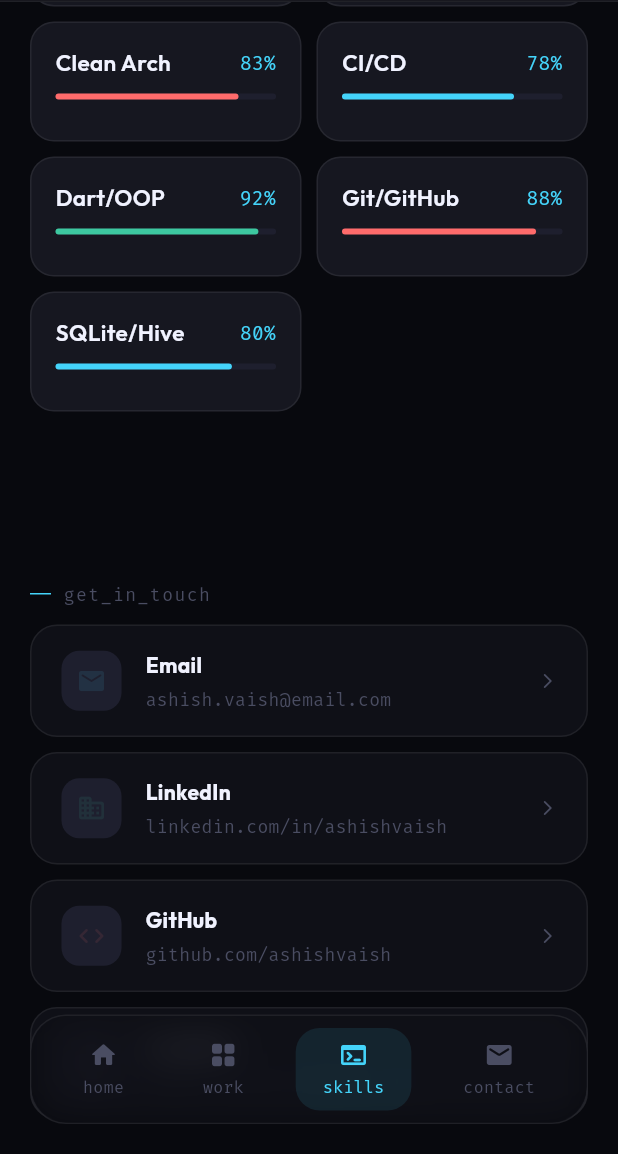
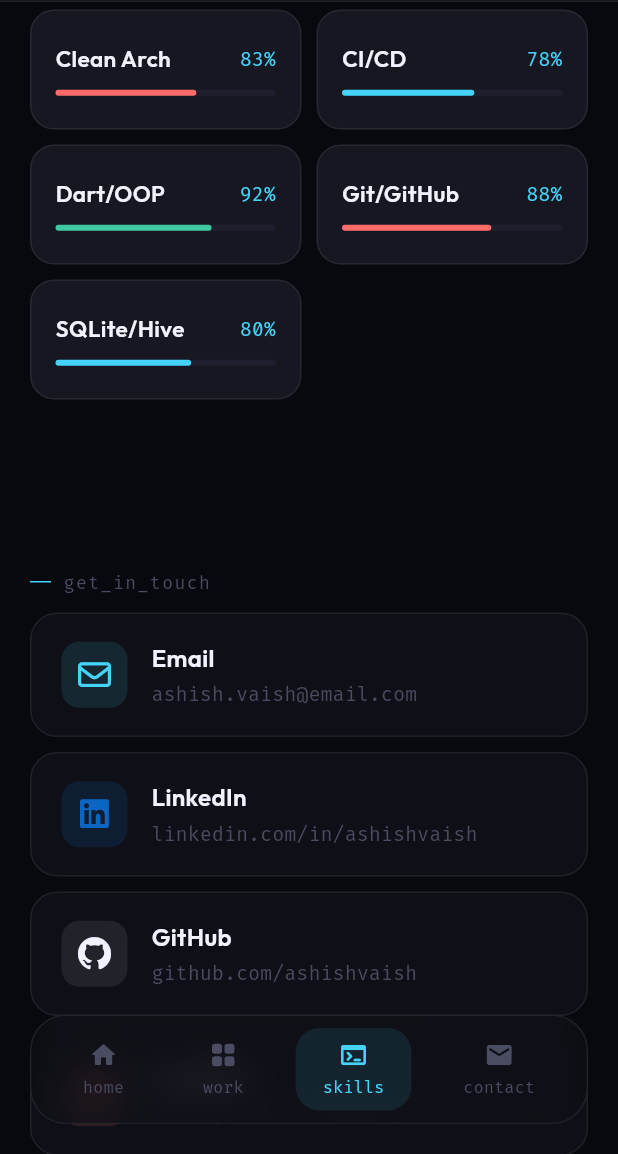
Before and after one commit to ash-vaish/ash_portfolio, a Flutter app: the screen it shows after launch, scrolled down 1728 dp, on a phone screen of 412 x 824 dp, the part 82-1236 px from its top. Run offline on Flutter 3.47's test engine with Material 3 defaults, Android fonts, the light colour scheme and no system bars; our stand-ins replace font_awesome_flutter, google_fonts.

Commit message:
feat: implement scroll-driven animations and UI refinements
Introduced scroll-triggered animations for the skills section and updated various UI components with improved layouts and iconography.

General:
- Implemented `_skillsAnimationController` in `PortfolioPage` to trigger skill bar animations when the section scrolls into view.
- Added `font_awesome_flutter` dependency for brand-specific icons.
- Updated `DesktopLayout` and `MobileLayout` to pass the animation controller to the `SkillsPage`.

UI Components:
- `SkillCard`: Added `AnimatedBuilder` support to animate progress bars from 0 to their target percentage.
- `ContactItem`: Replaced standard icons with `FontAwesomeIcons` and implemented a dynamic color mapping system for different contact types (Email, LinkedIn, GitHub, Location).
- `ProjectTile`: Refined layout with fixed height, adjusted spacing, and a wrapping badge system for platform tags (App Store, Play Store).
- `MetricCard`: Standardized sizing and typography for better consistency across desktop and mobile.

Layout & Styling:
- Converted several `GridView.count` and `Column` lists to `GridView.builder` and `ListView.separated` for better performance and spacing control.
- Adjusted padding, border radii, and background colors across cards for a more polished aesthetic.
- Optimized responsive constraints for project and contact grids.

```diff
--- a/lib/layouts/mobile_layout.dart
+++ b/lib/layouts/mobile_layout.dart
@@ -17,6 +17,7 @@ class MobileLayout extends StatelessWidget {
   final GlobalKey workKey;
   final GlobalKey skillsKey;
   final GlobalKey contactKey;
+  final AnimationController skillsAnimationController;
 
   const MobileLayout({
     super.key,
@@ -27,6 +28,7 @@ class MobileLayout extends StatelessWidget {
     required this.workKey,
     required this.skillsKey,
     required this.contactKey,
+    required this.skillsAnimationController,
   });
 
   @override
@@ -86,7 +88,11 @@ class MobileLayout extends StatelessWidget {
           children: [
             HomePage(key: homeKey, isDesktop: false),
             WorkPage(key: workKey, isDesktop: false),
-            SkillsPage(key: skillsKey, isDesktop: false),
+            SkillsPage(
+              key: skillsKey,
+              isDesktop: false,
+              animationController: skillsAnimationController,
+            ),
             ContactPage(key: contactKey, isDesktop: false),
             const SizedBox(height: 100), // Extra space for bottom nav
           ],
--- a/lib/pages/contact_page.dart
+++ b/lib/pages/contact_page.dart
@@ -23,20 +23,33 @@ class ContactPage extends StatelessWidget {
   }
 
   Widget _buildDesktop() {
-    return GridView.count(
+    return GridView.builder(
       shrinkWrap: true,
       physics: const NeverScrollableScrollPhysics(),
-      crossAxisCount: 2,
-      crossAxisSpacing: 10,
-      mainAxisSpacing: 10,
-      mainAxisExtent: 90,
-      children: PortfolioData.contacts.map((c) => ContactItem(data: c, isDesktop: true)).toList(),
+      gridDelegate: const SliverGridDelegateWithFixedCrossAxisCount(
+        crossAxisCount: 2,
+        crossAxisSpacing: 10,
+        mainAxisSpacing: 10,
+        mainAxisExtent: 80, // Compact height
+      ),
+      itemCount: PortfolioData.contacts.length,
+      itemBuilder: (context, index) => ContactItem(
+        data: PortfolioData.contacts[index],
+        isDesktop: true,
+      ),
     );
   }
 
   Widget _buildMobile() {
-    return Column(
-      children: PortfolioData.contacts.map((c) => ContactItem(data: c)).toList(),
+    return ListView.separated(
+      shrinkWrap: true,
+      physics: const NeverScrollableScrollPhysics(),
+      itemCount: PortfolioData.contacts.length,
+      separatorBuilder: (context, index) => const SizedBox(height: 10),
+      itemBuilder: (context, index) => ContactItem(
+        data: PortfolioData.contacts[index],
+        isDesktop: false,
+      ),
     );
   }
 }
--- a/lib/pages/skills_page.dart
+++ b/lib/pages/skills_page.dart
@@ -5,7 +5,8 @@ import '../data/portfolio_data.dart';
 
 class SkillsPage extends StatelessWidget {
   final bool isDesktop;
-  const SkillsPage({super.key, this.isDesktop = false});
+  final AnimationController? animationController;
+  const SkillsPage({super.key, this.isDesktop = false, this.animationController});
 
   @override
   Widget build(BuildContext context) {
@@ -27,7 +28,17 @@ class SkillsPage extends StatelessWidget {
             ),
             itemCount: PortfolioData.skills.length,
             itemBuilder: (context, index) {
-              return SkillCard(skill: PortfolioData.skills[index]);
+              return SkillCard(
+                skill: PortfolioData.skills[index],
+                animation: animationController != null
+                    ? Tween<double>(begin: 0.0, end: PortfolioData.skills[index].pct / 100).animate(
+                        CurvedAnimation(
+                          parent: animationController!,
+                          curve: Curves.easeOut,
+                        ),
+                      )
+                    : null,
+              );
             },
           ),
         ),
--- a/lib/portfolio_page.dart
+++ b/lib/portfolio_page.dart
@@ -9,7 +9,7 @@ class PortfolioPage extends StatefulWidget {
   State<PortfolioPage> createState() => _PortfolioPageState();
 }
 
-class _PortfolioPageState extends State<PortfolioPage> {
+class _PortfolioPageState extends State<PortfolioPage> with SingleTickerProviderStateMixin {
   final ScrollController _scrollController = ScrollController();
   int _activeTab = 0;
 
@@ -20,17 +20,25 @@ class _PortfolioPageState extends State<PortfolioPage> {
 
   late List<GlobalKey> _keys;
 
+  late AnimationController _skillsAnimationController;
+  bool _skillsAnimated = false;
+
   @override
   void initState() {
     super.initState();
     _keys = [_homeKey, _workKey, _skillsKey, _contactKey];
     _scrollController.addListener(_onScroll);
+    _skillsAnimationController = AnimationController(
+      vsync: this,
+      duration: const Duration(milliseconds: 1200),
+    );
   }
 
   @override
   void dispose() {
     _scrollController.removeListener(_onScroll);
     _scrollController.dispose();
+    _skillsAnimationController.dispose();
     super.dispose();
   }
 
@@ -76,6 +84,20 @@ class _PortfolioPageState extends State<PortfolioPage> {
         _activeTab = newActiveTab;
       });
     }
+
+    // Skills animation logic
+    if (!_skillsAnimated) {
+      final skillsContext = _skillsKey.currentContext;
+      if (skillsContext != null) {
+        final renderBox = skillsContext.findRenderObject() as RenderBox?;
+        final position = renderBox?.localToGlobal(Offset.zero);
+        final screenHeight = MediaQuery.of(context).size.height;
+        if (position != null && position.dy < screenHeight) {
+          _skillsAnimated = true;
+          _skillsAnimationController.forward();
+        }
+      }
+    }
   }
 
   void _scrollToSection(int index) async {
@@ -111,6 +133,7 @@ class _PortfolioPageState extends State<PortfolioPage> {
             workKey: _workKey,
             skillsKey: _skillsKey,
             contactKey: _contactKey,
+            skillsAnimationController: _skillsAnimationController,
           );
         } else {
           return DesktopLayout(
@@ -121,6 +144,7 @@ class _PortfolioPageState extends State<PortfolioPage> {
             workKey: _workKey,
             skillsKey: _skillsKey,
             contactKey: _contactKey,
+            skillsAnimationController: _skillsAnimationController,
           );
         }
       },
--- a/lib/widgets/contact_item.dart
+++ b/lib/widgets/contact_item.dart
@@ -1,5 +1,6 @@
 import 'package:flutter/material.dart';
 import 'package:google_fonts/google_fonts.dart';
+import 'package:font_awesome_flutter/font_awesome_flutter.dart';
 import '../theme/app_colors.dart';
 import '../data/portfolio_data.dart';
 
@@ -17,14 +18,12 @@ class _ContactItemState extends State<ContactItem> {
 
   @override
   Widget build(BuildContext context) {
-    return Padding(
-      padding: const EdgeInsets.only(bottom: 10.0),
-      child: MouseRegion(
+    return MouseRegion(
       onEnter: (_) => setState(() => isHovered = true),
       onExit: (_) => setState(() => isHovered = false),
       child: AnimatedContainer(
         duration: const Duration(milliseconds: 200),
-          padding: const EdgeInsets.symmetric(horizontal: 20, vertical: 16),
+        padding: const EdgeInsets.symmetric(horizontal: 20, vertical: 18),
         decoration: BoxDecoration(
           color: AppColors.surface1,
           borderRadius: BorderRadius.circular(18),
@@ -36,17 +35,17 @@ class _ContactItemState extends State<ContactItem> {
         child: Row(
           children: [
             Container(
-                width: 40,
-                height: 40,
+              width: 44,
+              height: 44,
               decoration: BoxDecoration(
-                  color: AppColors.surface3,
+                color: _getIconBgColor(widget.data.label),
                 borderRadius: BorderRadius.circular(12),
               ),
               alignment: Alignment.center,
-                child: Icon(
-                  widget.data.icon,
-                  size: 20,
-                  color: widget.data.iconBg,
+              child: FaIcon(
+                _getIcon(widget.data.label),
+                size: 22,
+                color: _getIconColor(widget.data.label),
               ),
             ),
             const SizedBox(width: 16),
@@ -57,33 +56,71 @@ class _ContactItemState extends State<ContactItem> {
                 children: [
                   Text(
                     widget.data.label,
-                      style: TextStyle(
-                        color: AppColors.textPrimary,
-                        fontSize: widget.isDesktop ? 16 : 14,
-                        fontWeight: FontWeight.bold,
+                    style: const TextStyle(
+                      color: Color(0xFFF0F2FF),
+                      fontSize: 16,
+                      fontWeight: FontWeight.w600,
                     ),
                   ),
-                    const SizedBox(height: 4),
+                  const SizedBox(height: 3),
                   Text(
                     widget.data.value,
                     style: GoogleFonts.firaCode(
                       color: AppColors.textMuted,
-                        fontSize: widget.isDesktop ? 13 : 12,
+                      fontSize: 13,
                     ),
                   ),
                 ],
               ),
             ),
-              if (!widget.isDesktop)
-                const Icon(
-                  Icons.arrow_forward_ios_rounded,
-                  color: AppColors.textMuted,
-                  size: 12,
-                ),
           ],
-          ),
         ),
       ),
     );
   }
+
+  IconData _getIcon(String label) {
+    switch (label.toLowerCase()) {
+      case 'email':
+        return FontAwesomeIcons.envelope;
+      case 'linkedin':
+        return FontAwesomeIcons.linkedin;
+      case 'github':
+        return FontAwesomeIcons.github;
+      case 'location':
+        return FontAwesomeIcons.locationDot;
+      default:
+        return FontAwesomeIcons.question;
     }
+  }
+
+  Color _getIconColor(String label) {
+    switch (label.toLowerCase()) {
+      case 'email':
+        return const Color(0xFF44D4FA);
+      case 'linkedin':
+        return const Color(0xFF0A66C2);
+      case 'github':
+        return const Color(0xFFF0F2FF);
+      case 'location':
+        return const Color(0xFFFF6B6B);
+      default:
+        return Colors.white;
+    }
+  }
+
+  Color _getIconBgColor(String label) {
+    switch (label.toLowerCase()) {
+      case 'email':
+        return const Color(0xFF44D4FA).withValues(alpha: 0.12);
+      case 'linkedin':
+        return const Color(0xFF0A66C2).withValues(alpha: 0.15);
+      case 'github':
+        return const Color(0xFFF0F2FF).withValues(alpha: 0.08);
+      case 'location':
+        return const Color(0xFFFF6B6B).withValues(alpha: 0.12);
+      default:
+        return Colors.white10;
+    }
+  }
+}
--- a/lib/widgets/skill_card.dart
+++ b/lib/widgets/skill_card.dart
@@ -5,12 +5,13 @@ import '../data/portfolio_data.dart';
 
 class SkillCard extends StatelessWidget {
   final SkillData skill;
-  const SkillCard({super.key, required this.skill});
+  final Animation<double>? animation;
+  const SkillCard({super.key, required this.skill, this.animation});
 
   @override
   Widget build(BuildContext context) {
     return Container(
-      padding: const EdgeInsets.all(16),
+      padding: const EdgeInsets.symmetric(horizontal: 16, vertical: 12),
       decoration: BoxDecoration(
         color: AppColors.surface2,
         borderRadius: BorderRadius.circular(16),
@@ -18,6 +19,7 @@ class SkillCard extends StatelessWidget {
       ),
       child: Column(
         crossAxisAlignment: CrossAxisAlignment.start,
+        mainAxisAlignment: MainAxisAlignment.center,
         children: [
           Row(
             mainAxisAlignment: MainAxisAlignment.spaceBetween,
@@ -44,11 +46,26 @@ class SkillCard extends StatelessWidget {
             height: 4,
             width: double.infinity,
             decoration: BoxDecoration(
-              color: const Color(0xFF1E1F2E),
+              color: AppColors.surface3,
               borderRadius: BorderRadius.circular(2),
             ),
             alignment: Alignment.centerLeft,
-            child: FractionallySizedBox(
+            child: animation != null
+                ? AnimatedBuilder(
+                    animation: animation!,
+                    builder: (context, child) {
+                      return FractionallySizedBox(
+                        widthFactor: animation!.value,
+                        child: Container(
+                          decoration: BoxDecoration(
+                            color: skill.barColor,
+                            borderRadius: BorderRadius.circular(2),
+                          ),
+                        ),
+                      );
+                    },
+                  )
+                : FractionallySizedBox(
                     widthFactor: skill.pct / 100,
                     child: Container(
                       decoration: BoxDecoration(
--- a/pubspec.yaml
+++ b/pubspec.yaml
@@ -33,6 +33,7 @@ dependencies:
 
   google_fonts: ^6.2.1
   cupertino_icons: ^1.0.8
+  font_awesome_flutter: ^10.7.0
 
 dev_dependencies:
   flutter_test:
```
Also changed, not shown: lib/layouts/desktop_layout.dart (+7 -1 lines), lib/pages/home_page.dart (+2 -5 lines), lib/pages/work_page.dart (+13 -7 lines), lib/widgets/metric_card.dart (+8 -3 lines), lib/widgets/project_tile.dart (+17 -17 lines), pubspec.lock. Lines whose indentation alone changed are shown as unchanged.
